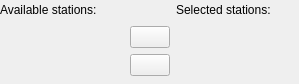
This is src/stationselector-ui.ui in pbek/kradio as Qt 5 draws it before an edit. The edited form follows.
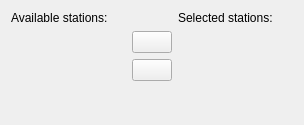
This is the edited form. Custom widgets are drawn as their Qt base class.

What changed in the file:
```diff
--- a/src/stationselector-ui.ui
+++ b/src/stationselector-ui.ui
@@ -6,14 +6,11 @@
    <rect>
     <x>0</x>
     <y>0</y>
-    <width>299</width>
-    <height>84</height>
+    <width>304</width>
+    <height>125</height>
    </rect>
   </property>
   <layout class="QGridLayout" name="StationSelectorUILayout">
-   <property name="margin">
-    <number>0</number>
-   </property>
    <item row="0" column="2">
     <widget class="QLabel" name="labelSelected">
      <property name="text">
@@ -54,12 +51,6 @@
     <layout class="QVBoxLayout">
      <item>
       <widget class="KPushButton" name="buttonToRight">
-       <property name="sizePolicy">
-        <sizepolicy hsizetype="Minimum" vsizetype="Minimum">
-         <horstretch>0</horstretch>
-         <verstretch>0</verstretch>
-        </sizepolicy>
-       </property>
        <property name="text">
         <string/>
        </property>
@@ -67,12 +58,6 @@
      </item>
      <item>
       <widget class="KPushButton" name="buttonToLeft">
-       <property name="sizePolicy">
-        <sizepolicy hsizetype="Minimum" vsizetype="Minimum">
-         <horstretch>0</horstretch>
-         <verstretch>0</verstretch>
-        </sizepolicy>
-       </property>
        <property name="text">
         <string/>
        </property>
@@ -89,7 +74,7 @@
        <property name="sizeHint" stdset="0">
         <size>
          <width>20</width>
-         <height>40</height>
+         <height>5</height>
         </size>
        </property>
       </spacer>
@@ -106,25 +91,8 @@
      </property>
     </widget>
    </item>
-   <item row="0" column="1">
-    <spacer name="spacer2">
-     <property name="orientation">
-      <enum>Qt::Horizontal</enum>
-     </property>
-     <property name="sizeType">
-      <enum>QSizePolicy::Minimum</enum>
-     </property>
-     <property name="sizeHint" stdset="0">
-      <size>
-       <width>10</width>
-       <height>20</height>
-      </size>
-     </property>
-    </spacer>
-   </item>
   </layout>
  </widget>
- <layoutdefault spacing="6" margin="11"/>
  <customwidgets>
   <customwidget>
    <class>KPushButton</class>
```
